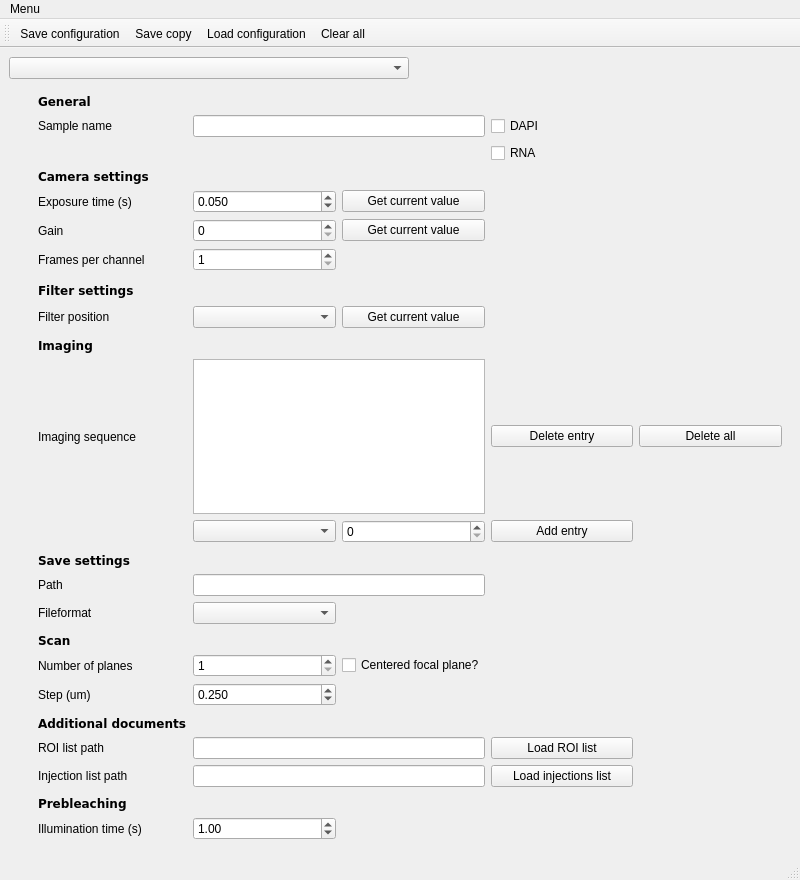
Old version of the form gui/experiment_configurator/ui_exp_configurator.ui in the repository fbarho/qudi-cbs.
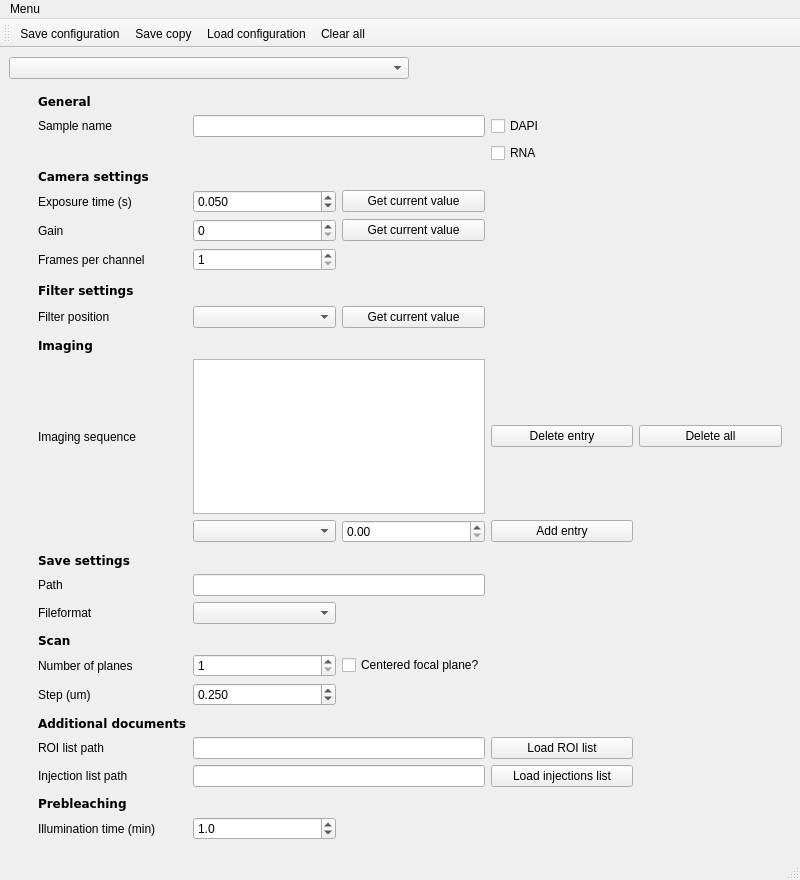
New version of the form.

Commit message: laser intensity as float in experiment configurator

```diff
--- a/gui/experiment_configurator/ui_exp_configurator.ui
+++ b/gui/experiment_configurator/ui_exp_configurator.ui
@@ -83,6 +83,12 @@
        </item>
        <item row="31" column="2">
         <widget class="QDoubleSpinBox" name="illumination_time_DSpinBox">
+         <property name="decimals">
+          <number>1</number>
+         </property>
+         <property name="maximum">
+          <double>100.000000000000000</double>
+         </property>
          <property name="value">
           <double>1.000000000000000</double>
          </property>
@@ -144,9 +150,6 @@
          </property>
         </spacer>
        </item>
-       <item row="16" column="3">
-        <widget class="QSpinBox" name="laser_intensity_SpinBox"/>
-       </item>
        <item row="16" column="5">
         <spacer name="horizontalSpacer_2">
          <property name="orientation">
@@ -463,7 +466,7 @@
        <item row="31" column="1">
         <widget class="QLabel" name="illumination_time_Label">
          <property name="text">
-          <string>Illumination time (s)</string>
+          <string>Illumination time (min)</string>
          </property>
         </widget>
        </item>
@@ -513,6 +516,13 @@
          </property>
         </spacer>
        </item>
+       <item row="16" column="3">
+        <widget class="QDoubleSpinBox" name="laser_intensity_DSpinBox">
+         <property name="maximum">
+          <double>100.000000000000000</double>
+         </property>
+        </widget>
+       </item>
       </layout>
      </widget>
     </item>
```
The commit also changes 1 other file.
